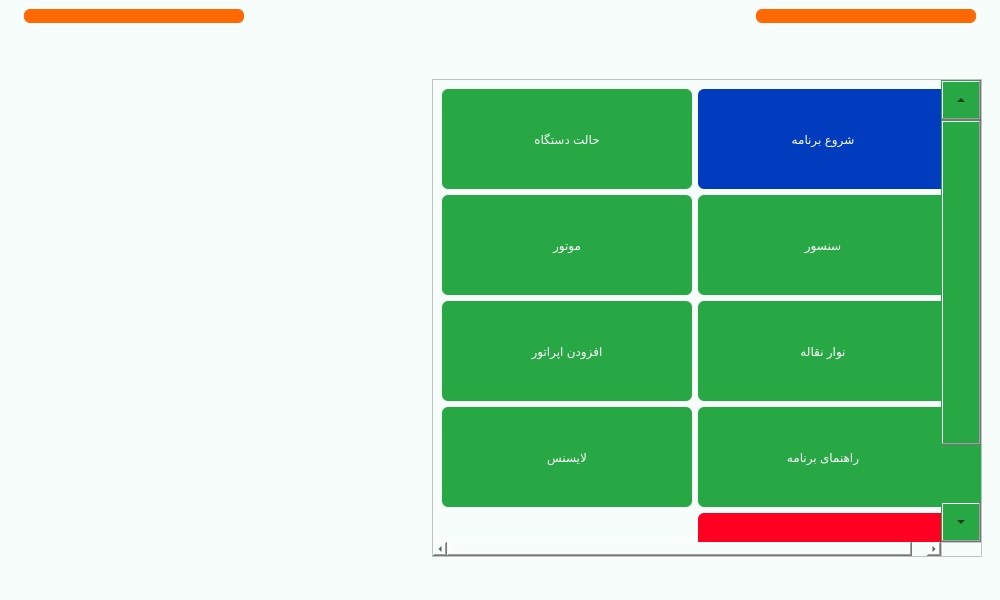
Farazist/raspberrypi-app, file main.ui: the form before one commit.
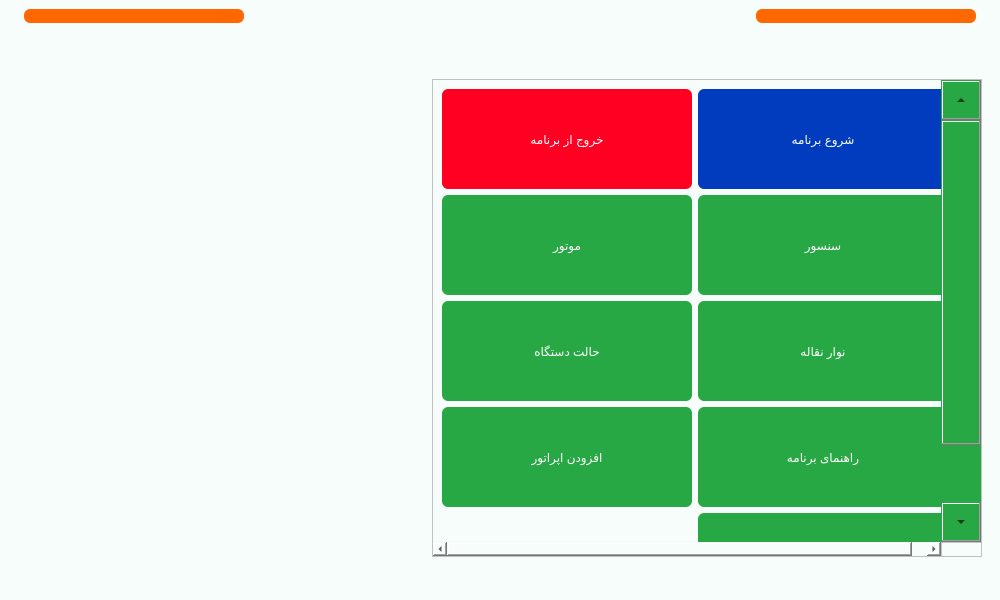
The form after the commit. The open tabs and pages were chosen to show the change. Icons and pictures are not drawn.

Diff of the .ui file:
```diff
--- a/main.ui
+++ b/main.ui
@@ -1816,12 +1816,12 @@
               <rect>
                <x>0</x>
                <y>0</y>
-               <width>524</width>
+               <width>531</width>
                <height>542</height>
               </rect>
              </property>
              <layout class="QGridLayout" name="gridLayout_2">
-              <item row="3" column="1">
+              <item row="4" column="3">
                <widget class="QPushButton" name="btnSetting8">
                 <property name="minimumSize">
                  <size>
@@ -1877,7 +1877,7 @@
                 </property>
                </widget>
               </item>
-              <item row="0" column="1">
+              <item row="2" column="1">
                <widget class="QPushButton" name="btnSetting1">
                 <property name="minimumSize">
                  <size>
@@ -1927,7 +1927,7 @@
                 </property>
                </widget>
               </item>
-              <item row="2" column="1">
+              <item row="3" column="1">
                <widget class="QPushButton" name="btnSetting4">
                 <property name="minimumSize">
                  <size>
@@ -1983,7 +1983,7 @@
                 </property>
                </widget>
               </item>
-              <item row="4" column="3">
+              <item row="0" column="1">
                <widget class="QPushButton" name="btnSetting6">
                 <property name="minimumSize">
                  <size>
```
Left out of the diff: 2 changed lines with no effect on the pictures.
